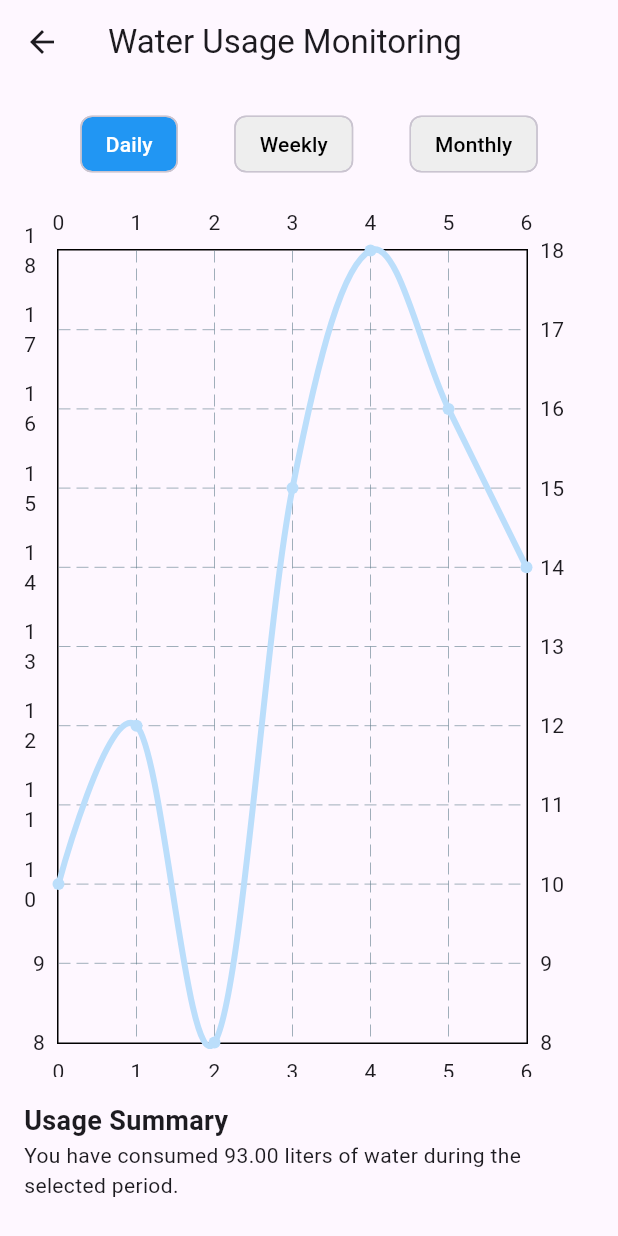
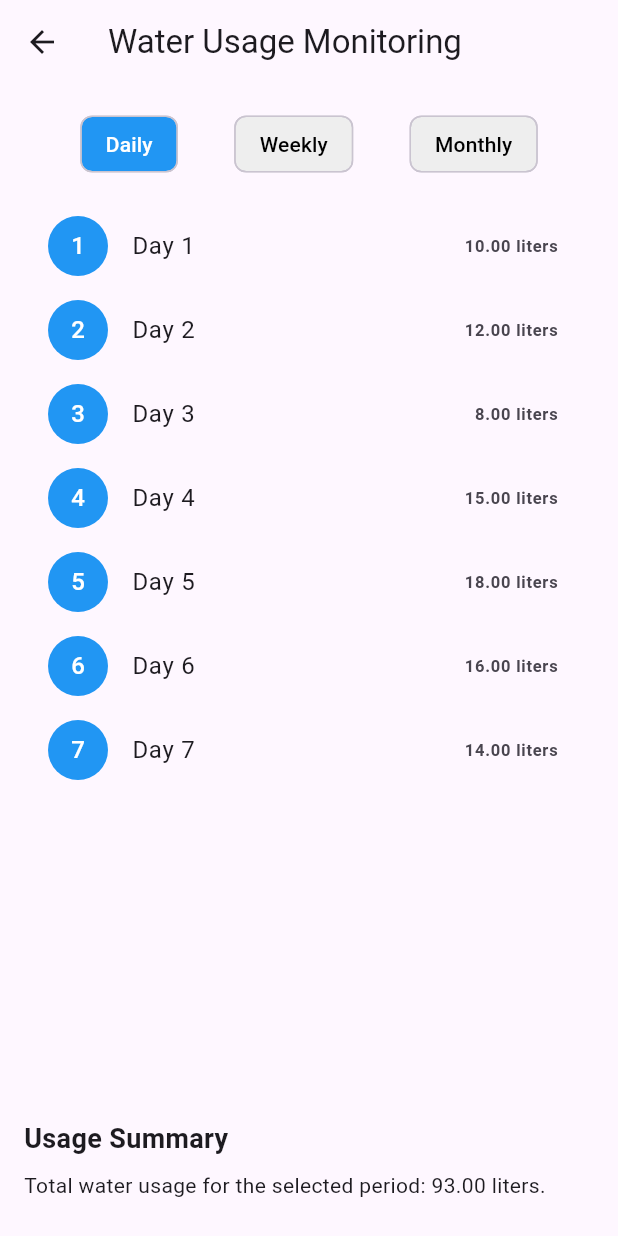
Before and after one commit to NexusGKSoftwares/pure_waters_app, a Flutter app: the UsageScreen screen opened directly, on a phone screen of 412 x 824 dp. Run offline on Flutter 3.47's test engine with Material 3 defaults, Android fonts, the phone set to English and light mode, and no system bars; drawn by our look-alikes of fl_chart.

```diff
--- a/lib/screens/usage_screen.dart
+++ b/lib/screens/usage_screen.dart
@@ -1,7 +1,8 @@
 import 'package:flutter/material.dart';
-import 'package:fl_chart/fl_chart.dart';
 
 class UsageScreen extends StatefulWidget {
+  const UsageScreen({super.key});
+
   @override
   _UsageScreenState createState() => _UsageScreenState();
 }
@@ -9,7 +10,7 @@ class UsageScreen extends StatefulWidget {
 class _UsageScreenState extends State<UsageScreen> {
   String selectedPeriod = 'Daily'; // Default tab
 
-  // Mock data for graph (You can replace this with real data later)
+  // Mock data for usage (replace with real data later)
   final Map<String, List<double>> usageData = {
     'Daily': [10, 12, 8, 15, 18, 16, 14],
     'Weekly': [100, 120, 140, 110, 90, 80, 150],
@@ -18,6 +19,9 @@ class _UsageScreenState extends State<UsageScreen> {
 
   @override
   Widget build(BuildContext context) {
+    List<double> currentData = usageData[selectedPeriod]!;
+    double totalUsage = currentData.reduce((a, b) => a + b);
+
     return Scaffold(
       appBar: AppBar(
         title: const Text('Water Usage Monitoring'),
@@ -39,10 +43,13 @@ class _UsageScreenState extends State<UsageScreen> {
                   },
                   child: Chip(
                     label: Text(period),
-                    backgroundColor:
-                    selectedPeriod == period ? Colors.blue : Colors.grey[200],
+                    backgroundColor: selectedPeriod == period
+                        ? Colors.blue
+                        : Colors.grey[200],
                     labelStyle: TextStyle(
-                      color: selectedPeriod == period ? Colors.white : Colors.black,
+                      color: selectedPeriod == period
+                          ? Colors.white
+                          : Colors.black,
                     ),
                   ),
                 );
@@ -51,59 +58,53 @@ class _UsageScreenState extends State<UsageScreen> {
 
             const SizedBox(height: 16),
 
-            // Chart Section
+            // Usage Table
             Expanded(
-              child: LineChart(
-                LineChartData(
-                  gridData: FlGridData(show: true),
-                  titlesData: FlTitlesData(
-                    leftTitles: AxisTitles(
-                      sideTitles: SideTitles(showTitles: true),
+              child: ListView.builder(
+                itemCount: currentData.length,
+                itemBuilder: (context, index) {
+                  return ListTile(
+                    leading: CircleAvatar(
+                      backgroundColor: Colors.blue,
+                      child: Text((index + 1).toString(),
+                          style: const TextStyle(color: Colors.white)),
                     ),
-                    bottomTitles: AxisTitles(
-                      sideTitles: SideTitles(showTitles: true),
+                    title: Text(
+                      selectedPeriod == 'Daily'
+                          ? 'Day ${index + 1}'
+                          : selectedPeriod == 'Weekly'
+                          ? 'Week ${index + 1}'
+                          : 'Month ${index + 1}',
                     ),
-                  ),
-                  borderData: FlBorderData(show: true),
-                  lineBarsData: [
-                    LineChartBarData(
-                      spots: usageData[selectedPeriod]!
-                          .asMap()
-                          .entries
-                          .map((e) => FlSpot(e.key.toDouble(), e.value))
-                          .toList(),
-                      isCurved: true,
-                      color: Colors.blue[100],
-                      barWidth: 4,
-                      // belowBarData: BarAreaData(show: true, color: [
-                      //   Colors.blue.withOpacity(0.3),
-                      // ]),
+                    trailing: Text(
+                      '${currentData[index].toStringAsFixed(2)} liters',
+                      style: const TextStyle(fontWeight: FontWeight.bold),
                     ),
-                  ],
-                ),
+                  );
+                },
               ),
             ),
 
             const SizedBox(height: 16),
 
             // Usage Summary
-            Text(
+            const Text(
               'Usage Summary',
               style: TextStyle(fontSize: 18, fontWeight: FontWeight.bold),
             ),
+            const SizedBox(height: 8),
             Text(
-              'You have consumed ${usageData[selectedPeriod]!.reduce((a, b) => a + b).toStringAsFixed(2)} liters of water during the selected period.',
+              'Total water usage for the selected period: ${totalUsage.toStringAsFixed(2)} liters.',
             ),
 
-            SizedBox(height: 8),
+            const SizedBox(height: 8),
 
             // High Usage Alert
-            if (usageData[selectedPeriod]!.reduce((a, b) => a + b) > 500) ...[
-              Text(
+            if (totalUsage > 500)
+              const Text(
                 '⚠️ High usage detected. Consider reducing your water usage.',
                 style: TextStyle(color: Colors.red),
               ),
-            ],
           ],
         ),
       ),
```
Also changed, not shown: lib/screens/AlertsScreen.dart (added, +15 -0 lines), lib/screens/HelpSupportScreen.dart (added, +15 -0 lines), lib/screens/bill_payment_screen.dart (+10 -10 lines), lib/screens/dashboard_screen.dart (+36 -9 lines), lib/screens/payment_details_screen.dart (+10 -10 lines).
